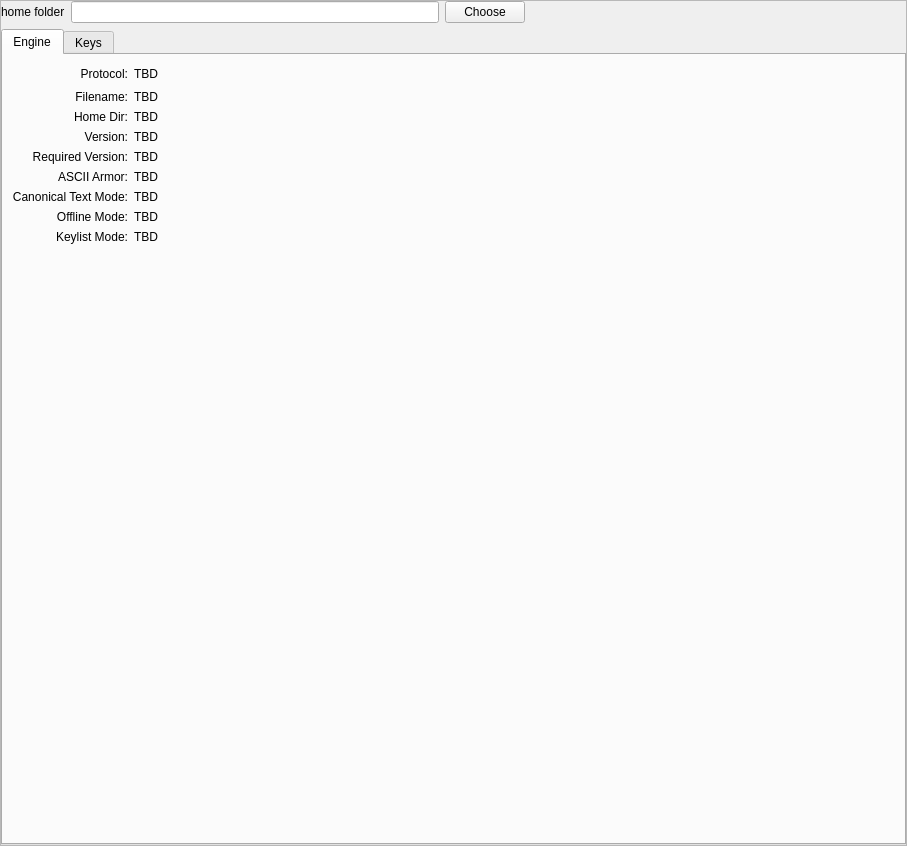
The window that apps/CryptoForm/cryptoForm.ui (assignonward/aosuite) describes before a commit, drawn with Qt 5.
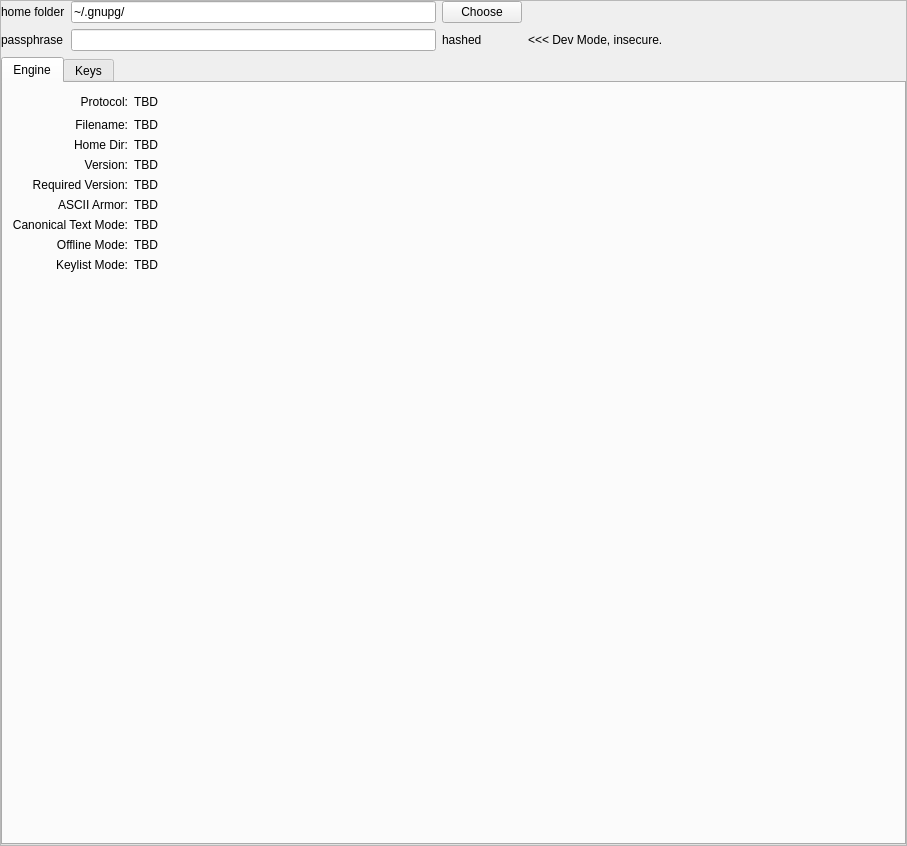
The same window after the commit. Icons and pictures are not drawn.

Patch:
```diff
--- a/apps/CryptoForm/cryptoForm.ui
+++ b/apps/CryptoForm/cryptoForm.ui
@@ -51,24 +51,21 @@
         <property name="topMargin">
          <number>0</number>
         </property>
-        <item>
-         <widget class="QLabel" name="label_10">
-          <property name="text">
-           <string>home folder</string>
-          </property>
-         </widget>
-        </item>
-        <item>
-         <widget class="QLineEdit" name="homeFolder"/>
-        </item>
-        <item>
+       </layout>
+      </item>
+      <item>
+       <layout class="QGridLayout" name="gridLayout">
+        <property name="topMargin">
+         <number>0</number>
+        </property>
+        <item row="0" column="2">
          <widget class="QPushButton" name="chooseIcon">
           <property name="text">
            <string>Choose</string>
           </property>
          </widget>
         </item>
-        <item>
+        <item row="0" column="3">
          <spacer name="horizontalSpacer_3">
           <property name="orientation">
            <enum>Qt::Horizontal</enum>
@@ -81,7 +78,28 @@
           </property>
          </spacer>
         </item>
-        <item>
+        <item row="0" column="0">
+         <widget class="QLabel" name="label_10">
+          <property name="text">
+           <string>home folder</string>
+          </property>
+         </widget>
+        </item>
+        <item row="0" column="1">
+         <widget class="QLineEdit" name="homeFolder">
+          <property name="text">
+           <string>~/.gnupg/</string>
+          </property>
+         </widget>
+        </item>
+        <item row="1" column="0">
+         <widget class="QLabel" name="label_14">
+          <property name="text">
+           <string>passphrase</string>
+          </property>
+         </widget>
+        </item>
+        <item row="0" column="4" rowspan="2">
          <widget class="QLabel" name="label_7">
           <property name="sizePolicy">
            <sizepolicy hsizetype="Preferred" vsizetype="Preferred">
@@ -109,6 +127,33 @@
           </property>
          </widget>
         </item>
+        <item row="1" column="1">
+         <widget class="QLineEdit" name="passphrase">
+          <property name="inputMethodHints">
+           <set>Qt::ImhNoAutoUppercase|Qt::ImhNoPredictiveText|Qt::ImhSensitiveData</set>
+          </property>
+          <property name="echoMode">
+           <enum>QLineEdit::PasswordEchoOnEdit</enum>
+          </property>
+         </widget>
+        </item>
+        <item row="1" column="2">
+         <widget class="QLabel" name="hashed">
+          <property name="text">
+           <string>hashed</string>
+          </property>
+          <property name="textInteractionFlags">
+           <set>Qt::TextSelectableByKeyboard|Qt::TextSelectableByMouse</set>
+          </property>
+         </widget>
+        </item>
+        <item row="1" column="3">
+         <widget class="QLabel" name="label_15">
+          <property name="text">
+           <string>&lt;&lt;&lt; Dev Mode, insecure.</string>
+          </property>
+         </widget>
+        </item>
        </layout>
       </item>
       <item>
```
